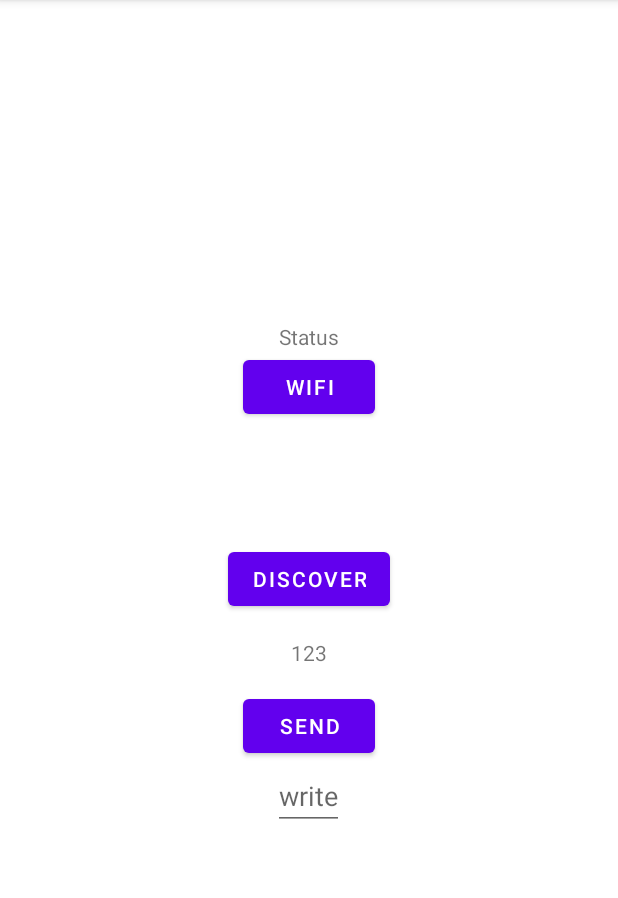
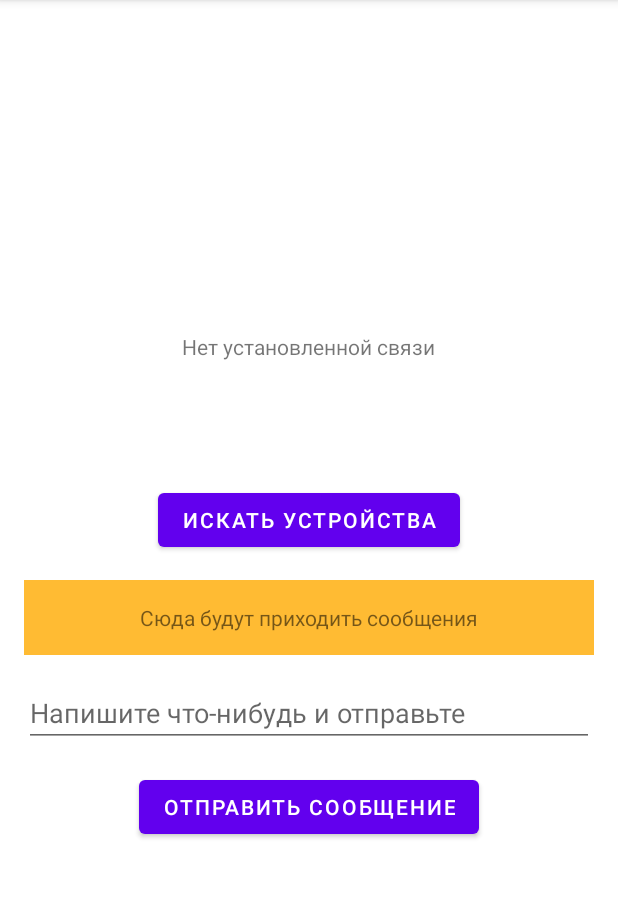
Before and after one commit to Weret90/WiFiDirectApp, an Android app: the screen it shows after launch (MainActivity), on a phone screen of 412 x 824 dp, the part 84-982 px from its top. Run offline under Robolectric (Android 15) with nearby library versions, the phone set to English and light mode, and no system bars.

Commit message:
Изменил макеты

```diff
--- a/app/src/main/java/corp/umbrella/wifidirectapp/receiver/WiFiDirectBroadcastReceiver.kt
+++ b/app/src/main/java/corp/umbrella/wifidirectapp/receiver/WiFiDirectBroadcastReceiver.kt
@@ -42,7 +42,7 @@ class WiFiDirectBroadcastReceiver(
                         if (networkInfo.isConnected) {
                             manager.requestConnectionInfo(channel, activity.connectionInfoListener)
                         } else {
-                            activity.binding.connectionStatus.text = "Device Disconnected"
+                            activity.binding.connectionStatus.text = "Нет установленной связи"
                         }
                     }
                 }
--- a/app/src/main/res/layout/activity_main.xml
+++ b/app/src/main/res/layout/activity_main.xml
@@ -12,43 +12,44 @@
         android:id="@+id/connection_status"
         android:layout_width="wrap_content"
         android:layout_height="wrap_content"
-        android:text="Status" />
-
-    <Button
-        android:id="@+id/wifi_button"
-        android:layout_width="wrap_content"
-        android:layout_height="wrap_content"
-        android:text="WiFi" />
+        android:layout_margin="16dp"
+        android:text="Нет установленной связи" />
 
     <androidx.recyclerview.widget.RecyclerView
         android:id="@+id/devices_rv"
         android:layout_width="wrap_content"
-        android:layout_height="80dp"
-        app:layoutManager="androidx.recyclerview.widget.LinearLayoutManager" />
+        android:layout_height="50dp"
+        app:layoutManager="androidx.recyclerview.widget.LinearLayoutManager"
+        tools:itemCount="1"
+        tools:listitem="@layout/item_device" />
 
     <Button
         android:id="@+id/discover_button"
         android:layout_width="wrap_content"
         android:layout_height="wrap_content"
-        android:text="Discover" />
+        android:layout_margin="16dp"
+        android:text="Искать устройства" />
 
     <TextView
-        android:text="123"
         android:id="@+id/read_message"
-        android:layout_width="300dp"
+        android:layout_width="match_parent"
         android:layout_height="50dp"
-        android:gravity="center" />
+        android:layout_marginHorizontal="16dp"
+        android:background="@android:color/holo_orange_light"
+        android:gravity="center"
+        android:text="Сюда будут приходить сообщения" />
+
+    <EditText
+        android:id="@+id/write_message"
+        android:layout_width="match_parent"
+        android:layout_height="wrap_content"
+        android:layout_margin="16dp"
+        android:hint="Напишите что-нибудь и отправьте" />
 
     <Button
         android:id="@+id/button_send"
         android:layout_width="wrap_content"
         android:layout_height="wrap_content"
-        android:text="Send" />
-
-    <EditText
-        android:hint="write"
-        android:id="@+id/write_message"
-        android:layout_width="wrap_content"
-        android:layout_height="wrap_content"/>
+        android:text="Отправить сообщение" />
 
 </LinearLayout>
```
Also changed, not shown: app/src/main/java/corp/umbrella/wifidirectapp/MainActivity.kt (+6 -6 lines), app/src/main/res/layout/item_device.xml (+6 -1 lines).
